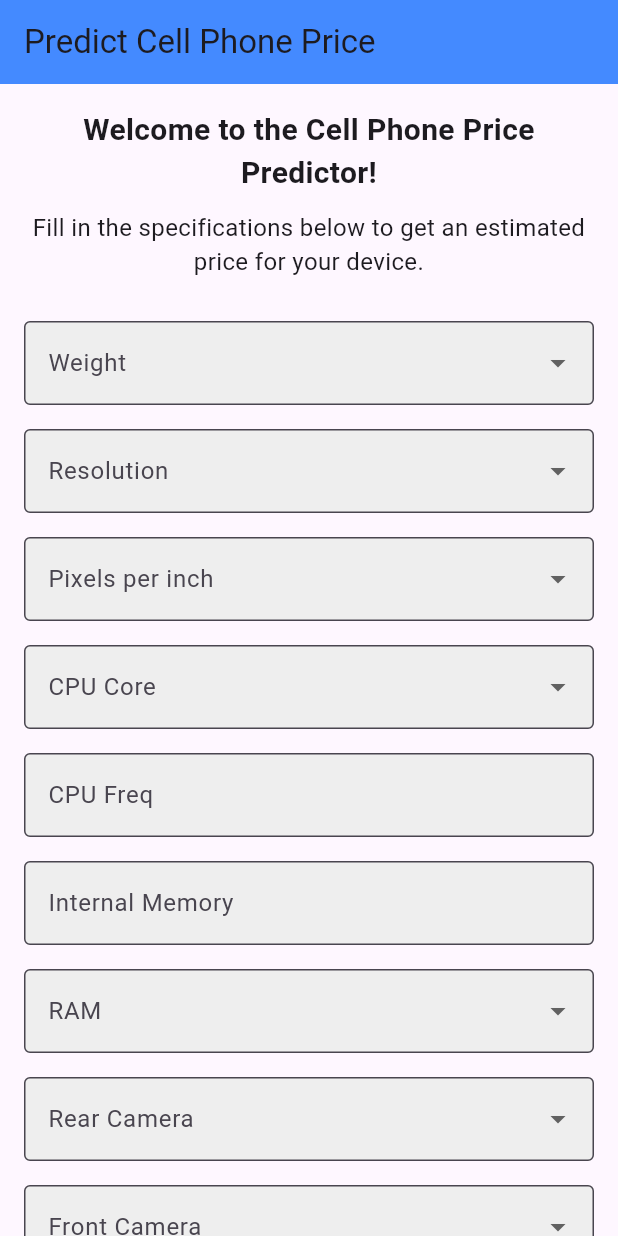
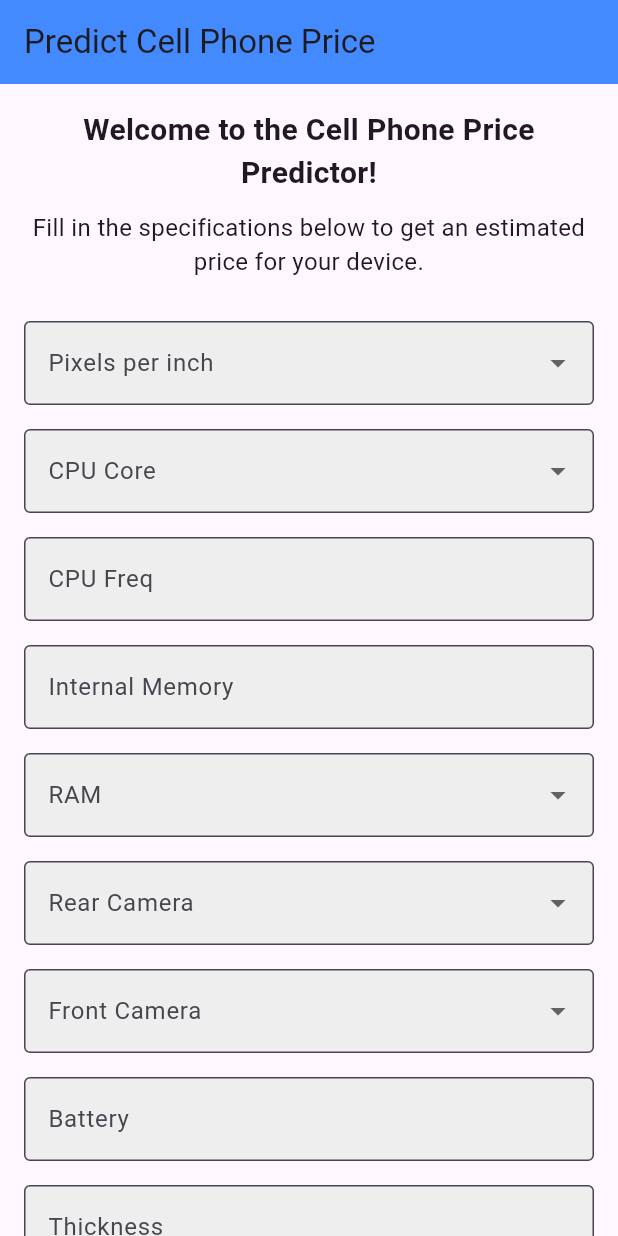
Before and after one commit to Mwangi-dan/linear_regression_model, a Flutter app: the screen it shows after launch, on a phone screen of 412 x 824 dp. Run offline on Flutter 3.47's test engine with Material 3 defaults, Android fonts, the phone set to English and light mode, and no system bars.

Commit message:
Updated app

```diff
--- a/summative/FlutterApp/cell_prediction/lib/main.dart
+++ b/summative/FlutterApp/cell_prediction/lib/main.dart
@@ -10,8 +10,6 @@ class PredictionFormPage extends StatefulWidget {
 class _PredictionFormPageState extends State<PredictionFormPage> {
   final _formKey = GlobalKey<FormState>();
   final Map<String, dynamic> _formData = {
-    "weight": null,
-    "resolution": null,
     "pixels_per_inch": null,
     "cpu_core": null,
     "cpu_freq": '',
@@ -40,8 +38,6 @@ class _PredictionFormPageState extends State<PredictionFormPage> {
         url,
         headers: {'Content-Type': 'application/json'},
         body: json.encode({
-          "weight": double.parse(_formData["weight"].toString()),
-          "resoloution": double.parse(_formData["resolution"].toString()),
           "ppi": int.parse(_formData["pixels_per_inch"].toString()),
           "cpu_core": int.parse(_formData["cpu_core"].toString()),
           "cpu_freq": double.parse(_formData["cpu_freq"].toString()),
@@ -110,20 +106,18 @@ class _PredictionFormPageState extends State<PredictionFormPage> {
                       duration: Duration(milliseconds: 500),
                       child: Column(
                         children: [
-                          _buildDropdownField("Weight", "weight",
-                              [110.0, 125.0, 135.0, 150.0, 170.0, 202.0]),
-                          _buildDropdownField("Resolution", "resolution",
-                              [4.0, 4.7, 5.2, 5.5, 6.0]),
-                          _buildDropdownField("Pixels per inch",
-                              "pixels_per_inch", [233, 312, 401, 424, 534]),
                           _buildDropdownField(
-                              "CPU Core", "cpu_core", [2, 4, 8]),
+                              "Pixels per inch",
+                              "pixels_per_inch",
+                              [233, 294, 326, 401, 458, 480]),
+                          _buildDropdownField(
+                              "CPU Core", "cpu_core", [2, 4, 6, 8, 10, 12]),
                           _buildTextField("CPU Freq", "cpu_freq"),
                           _buildTextField("Internal Memory", "internal_mem"),
                           _buildDropdownField(
-                              "RAM", "ram", [0.512, 1.0, 1.5, 3.0, 4.0, 6.0]),
-                          _buildDropdownField("Rear Camera", "RearCam",
-                              [3.15, 12.0, 13.0, 20.0, 21.5]),
+                              "RAM", "ram", [4, 6, 8, 12, 16, 32]),
+                          _buildDropdownField(
+                              "Rear Camera", "RearCam", [2, 5, 8, 12, 16, 20]),
                           _buildDropdownField("Front Camera", "Front_Cam",
                               [0.0, 5.0, 8.0, 16.0, 20.0]),
                           _buildTextField("Battery", "battery"),
@@ -196,7 +190,7 @@ class _PredictionFormPageState extends State<PredictionFormPage> {
                         child: Padding(
                           padding: const EdgeInsets.all(8.0),
                           child: Text(
-                            'Weight: ${prediction["weight"]}, Resolution: ${prediction["resolution"]}, PPI: ${prediction["pixels_per_inch"]}, CPU Core: ${prediction["cpu_core"]}, CPU Freq: ${prediction["cpu_freq"]}, Internal Mem: ${prediction["internal_mem"]}, RAM: ${prediction["ram"]}, RearCam: ${prediction["RearCam"]}, FrontCam: ${prediction["Front_Cam"]}, Battery: ${prediction["battery"]}, Thickness: ${prediction["thickness"]} => Predicted Price: \$${prediction["predicted_price"]}',
+                            'PPI: ${prediction["pixels_per_inch"]}, CPU Core: ${prediction["cpu_core"]}, CPU Freq: ${prediction["cpu_freq"]}, Internal Mem: ${prediction["internal_mem"]}, RAM: ${prediction["ram"]}, RearCam: ${prediction["RearCam"]}, FrontCam: ${prediction["Front_Cam"]}, Battery: ${prediction["battery"]}, Thickness: ${prediction["thickness"]} => Predicted Price: \$${prediction["predicted_price"]}',
                             style: TextStyle(fontSize: 14),
                           ),
                         ),
@@ -277,5 +271,6 @@ void main() {
       primarySwatch: Colors.blue,
       visualDensity: VisualDensity.adaptivePlatformDensity,
     ),
+    debugShowCheckedModeBanner: false,
   ));
 }
```
